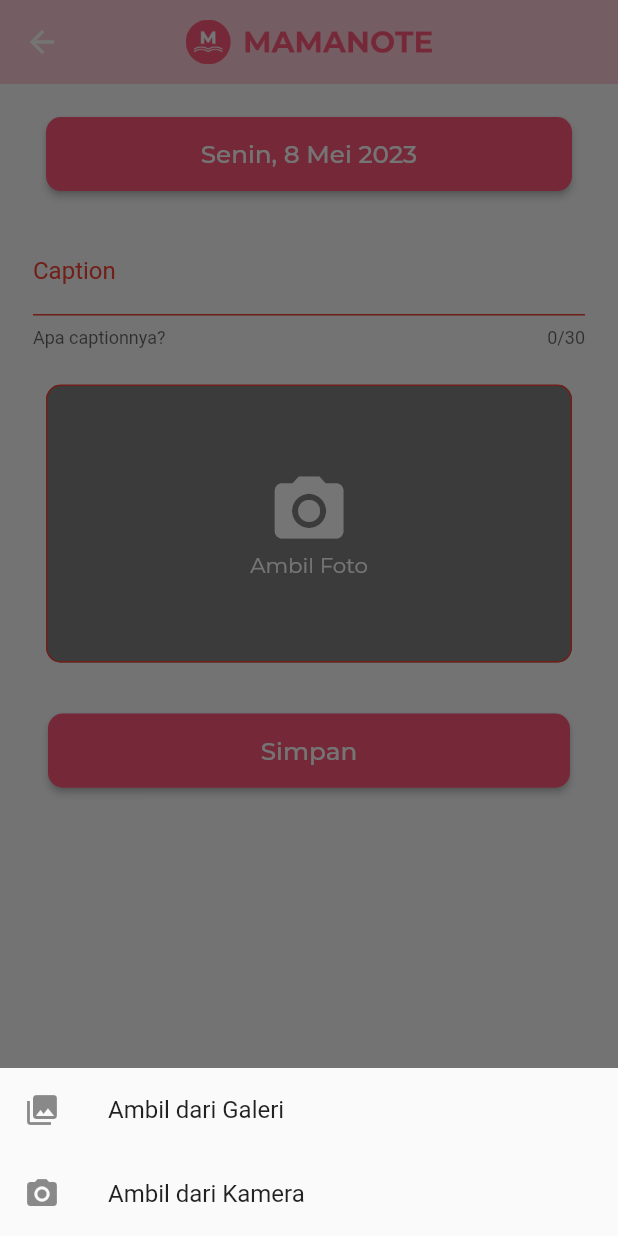
After one commit to kfahmi77/mamanotes, a Flutter app: the KenanganAddView screen opened by its route, after a tap on "Ambil Foto", on a phone screen of 412 x 824 dp. The commit adds this screen. Run offline on Flutter 3.47's test engine with Material 2 defaults, Android fonts, the phone set to English and light mode, and no system bars; our stand-ins replace cloud_firestore, firebase_auth, firebase_core, firebase_storage, flutter_screenutil, font_awesome_flutter and 4 more; accounts and stored records are empty.

Commit message:
buat menu tambah kenangan

```diff
--- a/lib/app/modules/kenangan/bindings/kenangan_binding.dart
+++ b/lib/app/modules/kenangan/bindings/kenangan_binding.dart
@@ -1,4 +1,5 @@
 import 'package:get/get.dart';
+import 'package:mamanotes/app/modules/kenangan/controllers/kenangan_add_controller.dart';
 
 import '../controllers/kenangan_controller.dart';
 
@@ -8,5 +9,8 @@ class KenanganBinding extends Bindings {
     Get.lazyPut<KenanganController>(
       () => KenanganController(),
     );
+    Get.lazyPut<KenanganAddController>(
+      () => KenanganAddController(),
+    );
   }
 }
--- /dev/null
+++ b/lib/app/modules/kenangan/controllers/kenangan_add_controller.dart
@@ -0,0 +1,32 @@
+import 'dart:io';
+
+import 'package:cloud_firestore/cloud_firestore.dart';
+import 'package:flutter/material.dart';
+import 'package:get/get.dart';
+import 'package:image_picker/image_picker.dart';
+import 'package:intl/date_symbol_data_local.dart';
+
+class KenanganAddController extends GetxController {
+  final picker = ImagePicker();
+  var selectedDate = DateTime.now().obs;
+
+  @override
+  void onInit() {
+    super.onInit();
+    initializeDateFormatting('id', null);
+  }
+
+  void setSelectedDate(DateTime date) {
+    selectedDate.value = date;
+  }
+
+  Rx<File?> image = Rx<File?>(null);
+  Future<void> getImage(ImageSource source) async {
+    final pickedFile = await picker.getImage(source: source);
+    if (pickedFile != null) {
+      image.value = File(pickedFile.path);
+    } else {
+      print('No image selected.');
+    }
+  }
+}
--- /dev/null
+++ b/lib/app/modules/kenangan/views/kenangan_add_view.dart
@@ -0,0 +1,200 @@
+import 'package:flutter/material.dart';
+import 'package:flutter_screenutil/flutter_screenutil.dart';
+import 'package:get/get.dart';
+import 'package:image_picker/image_picker.dart';
+import 'package:intl/intl.dart';
+import 'package:mamanotes/app/data/common/style.dart';
+import 'package:mamanotes/app/data/common/widget/title_image_appbar.dart';
+import 'package:mamanotes/app/modules/kenangan/controllers/kenangan_add_controller.dart';
+
+import '../../../data/repository/auth.dart';
+
+class KenanganAddView extends GetView<KenanganAddController> {
+  const KenanganAddView({super.key});
+
+  @override
+  Widget build(BuildContext context) {
+    final AuthController authC = Get.find<AuthController>();
+    return Scaffold(
+      appBar: AppBar(
+        title: const BuildLogoWidget(),
+        backgroundColor: background,
+        centerTitle: true,
+        elevation: 0,
+        actions: const [],
+      ),
+      body: SingleChildScrollView(
+        child: Container(
+          padding: const EdgeInsets.all(10.0),
+          child: Column(children: [
+            Container(
+              padding: const EdgeInsets.all(12),
+              margin: const EdgeInsets.only(),
+              child: Column(
+                mainAxisAlignment: MainAxisAlignment.center,
+                children: [
+                  SizedBox(
+                    width: 320.w,
+                    height: 40.h,
+                    child: ElevatedButton(
+                      style: ElevatedButton.styleFrom(
+                        backgroundColor: red,
+                        shape: RoundedRectangleBorder(
+                          borderRadius: BorderRadius.circular(10.0),
+                        ),
+                      ),
+                      onPressed: () {
+                        showDatePicker(
+                          context: context,
+                          initialDate: DateTime.now(),
+                          firstDate: DateTime(2000),
+                          lastDate: DateTime(2100),
+                        ).then((selectedDate) {
+                          if (selectedDate != null) {
+                            controller.setSelectedDate(selectedDate);
+                          }
+                        });
+                      },
+                      child: Obx(
+                        () => Text(
+                          controller.selectedDate.value == null
+                              ? 'Pilih Tanggal'
+                              : DateFormat.yMMMMEEEEd('id')
+                                  .format(controller.selectedDate.value),
+                          style: redTextStyle.copyWith(
+                              color: white, fontSize: 15.sp),
+                        ),
+                      ),
+                    ),
+                  )
+                ],
+              ),
+            ),
+            Container(
+              padding: const EdgeInsets.all(12),
+              child: TextFormField(
+                maxLength: 30,
+                decoration: const InputDecoration(
+                  labelText: 'Caption',
+                  labelStyle: TextStyle(
+                    color: Colors.red,
+                  ),
+                  enabledBorder: UnderlineInputBorder(
+                    borderSide: BorderSide(
+                      color: Colors.red,
+                    ),
+                  ),
+                  helperText: "Apa captionnya?",
+                ),
+                onChanged: (value) {},
+              ),
+            ),
+            Container(
+              padding: const EdgeInsets.all(12),
+              child: GestureDetector(
+                onTap: () {
+                  showModalBottomSheet(
+                      context: context,
+                      builder: (BuildContext context) {
+                        return SafeArea(
+                          child: Wrap(
+                            children: <Widget>[
+                              ListTile(
+                                leading: const Icon(Icons.photo_library),
+                                title: const Text('Ambil dari Galeri'),
+                                onTap: () {
+                                  authC.getImage(ImageSource.gallery);
+                                  Navigator.of(context).pop();
+                                },
+                              ),
+                              ListTile(
+                                leading: const Icon(Icons.photo_camera),
+                                title: const Text('Ambil dari Kamera'),
+                                onTap: () {
+                                  authC.getImage(ImageSource.camera);
+                                  Navigator.of(context).pop();
+                                },
+                              ),
+                            ],
+                          ),
+                        );
+                      });
+                },
+                child: Obx(
+                  () => Container(
+                    width: 320.w,
+                    height: 150.h,
+                    decoration: BoxDecoration(
+                      shape: BoxShape.rectangle,
+                      borderRadius: BorderRadius.all(Radius.circular(10.0)),
+                      border: Border.all(color: Colors.red, width: 1.0),
+                      image: DecorationImage(
+                        fit: BoxFit.cover,
+                        image: authC.image.value != null
+                            ? FileImage(authC.image.value!)
+                            : const AssetImage("assets/images/grey.png")
+                                as ImageProvider<Object>,
+                      ),
+                    ),
+                    child: authC.image.value == null
+                        ? Column(
+                            crossAxisAlignment: CrossAxisAlignment.center,
+                            mainAxisAlignment: MainAxisAlignment.center,
+                            children: [
+                              Icon(
+                                Icons.camera_alt,
+                                size: 50.sp,
+                                color: Colors.white,
+                              ),
+                              Text(
+                                "Ambil Foto",
+                                style: redTextStyle.copyWith(
+                                  color: white,
+                                  fontSize: 13.0.sp,
+                                ),
+                              ),
+                            ],
+                          )
+                        : Container(),
+                  ),
+                ),
+              ),
+            ),
+            Container(
+              padding: const EdgeInsets.all(10.0),
+              child: Column(children: [
+                Container(
+                  padding: const EdgeInsets.all(12),
+                  margin: const EdgeInsets.only(),
+                  child: Column(
+                    mainAxisAlignment: MainAxisAlignment.center,
+                    children: [
+                      SizedBox(
+                        width: 320.w,
+                        height: 40.h,
+                        child: ElevatedButton(
+                          style: ElevatedButton.styleFrom(
+                            backgroundColor: red,
+                            shape: RoundedRectangleBorder(
+                              borderRadius: BorderRadius.circular(10.0),
+                            ),
+                          ),
+                          onPressed: () {},
+                          child: Text(
+                            'Simpan',
+                            style: redTextStyle.copyWith(
+                                color: white, fontSize: 15.sp),
+                          ),
+                        ),
+                      ),
+                    ],
+                  ),
+                ),
+              ]),
+            ),
+          ]),
+        ),
+      ),
+    );
+  }
+}
--- a/lib/app/modules/kenangan/views/kenangan_view.dart
+++ b/lib/app/modules/kenangan/views/kenangan_view.dart
@@ -6,6 +6,7 @@ import 'package:get/get.dart';
 import 'package:mamanotes/app/data/common/style.dart';
 import 'package:mamanotes/app/data/common/widget/title_image_appbar.dart';
 
+import '../../../routes/app_pages.dart';
 import '../controllers/kenangan_controller.dart';
 
 class KenanganView extends GetView<KenanganController> {
@@ -197,7 +198,9 @@ class KenanganView extends GetView<KenanganController> {
       ),
       floatingActionButton: FloatingActionButton(
         backgroundColor: Colors.transparent,
-        onPressed: () {},
+        onPressed: () {
+          Get.toNamed(Routes.addKenangan);
+        },
         child: Image.asset(
           'assets/images/plus_icon.png',
           width: 80.w,
--- a/lib/app/routes/app_pages.dart
+++ b/lib/app/routes/app_pages.dart
@@ -1,4 +1,5 @@
 import 'package:get/get.dart';
+import 'package:mamanotes/app/modules/kenangan/views/kenangan_add_view.dart';
 
 import '../modules/dashboard/bindings/dashboard_binding.dart';
 import '../modules/dashboard/views/dashboard_view.dart';
@@ -54,6 +55,11 @@ class AppPages {
       binding: KenanganBinding(),
     ),
     GetPage(
+      name: _Paths.addKenangan,
+      page: () => const KenanganAddView(),
+      binding: KenanganBinding(),
+    ),
+    GetPage(
       name: _Paths.tentang,
       page: () => const TentangView(),
       binding: TentangBinding(),
--- a/lib/app/routes/app_routes.dart
+++ b/lib/app/routes/app_routes.dart
@@ -11,6 +11,7 @@ abstract class Routes {
   static const dashboard = _Paths.dashboard;
   static const kenangan = _Paths.kenangan;
   static const tentang = _Paths.tentang;
+  static const addKenangan = _Paths.addKenangan;
 }
 
 abstract class _Paths {
@@ -23,4 +24,5 @@ abstract class _Paths {
   static const dashboard = '/dashboard';
   static const kenangan = '/kenangan';
   static const tentang = '/tentang';
+  static const addKenangan = '/add-kenangan';
 }
--- a/pubspec.yaml
+++ b/pubspec.yaml
@@ -22,6 +22,8 @@ dependencies:
   firebase_storage: ^11.1.2
   image_picker: ^0.8.7+4
   google_sign_in: ^6.1.0
+  intl: ^0.17.0
+  cached_network_image: ^3.2.3
 
 dev_dependencies:
   flutter_lints: 2.0.1
```
Also changed, not shown: assets/images/grey.png (added), pubspec.lock, 1 other file.
